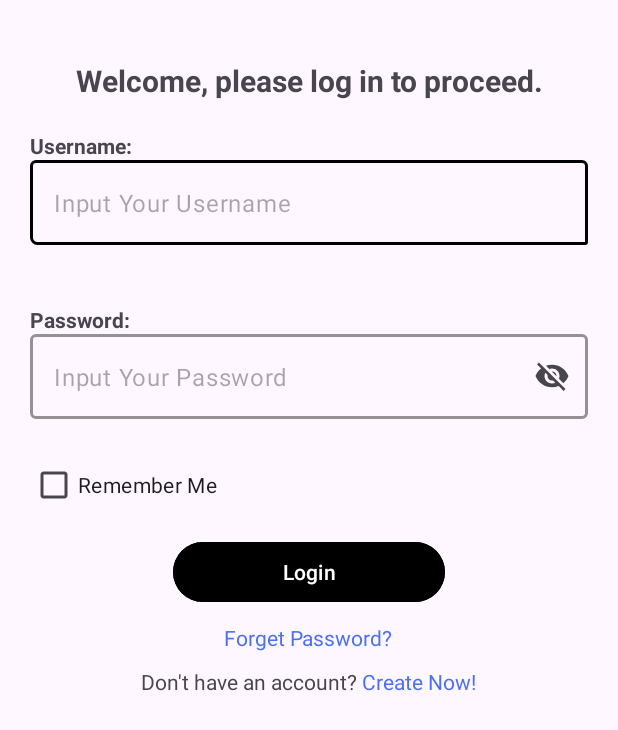
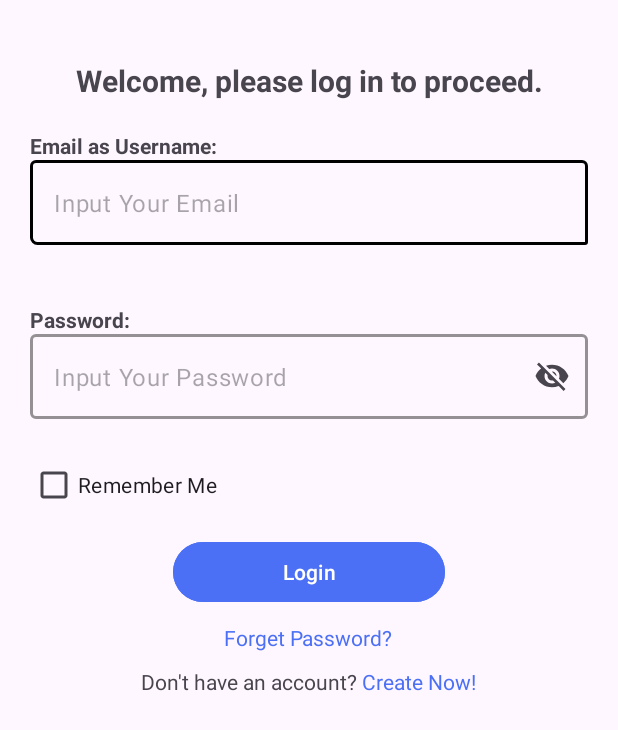
Before and after one commit to NajahKarimahMuklis/PB-NajahKarimahMuklis, an Android app: the screen it shows after launch (MainActivity), on a phone screen of 412 x 824 dp. Shown: the top 730 px of the screen. Run offline under Robolectric (Android 15) with nearby library versions, the phone set to English and light mode, and no system bars; our stand-ins replace Firebase (no records; nobody signed in at launch, a user with empty details on screens opened directly).

Commit message:
second commit

```diff
--- a/app/build.gradle.kts
+++ b/app/build.gradle.kts
@@ -43,6 +43,7 @@ dependencies {
     implementation(libs.credentials.play.services.auth)
     implementation(libs.googleid)
     implementation(libs.firebase.database)
+    implementation(libs.recyclerview)
 
     testImplementation(libs.junit)
     androidTestImplementation(libs.ext.junit)
--- a/app/src/main/res/layout/activity_main.xml
+++ b/app/src/main/res/layout/activity_main.xml
@@ -32,7 +32,7 @@
         <TextView
             android:layout_width="wrap_content"
             android:layout_height="match_parent"
-            android:text="Username:"
+            android:text="Email as Username:"
             android:textStyle="bold"/>
 
 
@@ -50,7 +50,7 @@
                 android:layout_width="match_parent"
                 android:layout_height="wrap_content"
                 android:id="@+id/username"
-                android:hint="Input Your Username"
+                android:hint="Input Your Email"
                 android:inputType="text"/>
 
 
@@ -105,7 +105,7 @@
         android:layout_height="wrap_content"
         android:layout_gravity="center"
         android:layout_margin="10dp"
-        android:backgroundTint="@color/black"
+        android:backgroundTint="#4b70f5"
         android:text="Login" />
 
     <TextView
--- a/app/src/main/res/layout/activity_main2.xml
+++ b/app/src/main/res/layout/activity_main2.xml
@@ -157,7 +157,7 @@
             android:layout_height="wrap_content"
             android:layout_gravity="center"
             android:layout_margin="10dp"
-            android:backgroundTint="@color/black"
+            android:backgroundTint="#4b70f5"
             android:text="Sign Up"
         />
 
--- a/gradle/libs.versions.toml
+++ b/gradle/libs.versions.toml
@@ -13,6 +13,7 @@ credentials = "1.5.0-rc01"
 credentialsPlayServicesAuth = "1.3.0"
 googleid = "1.1.1"
 firebaseDatabase = "21.0.0"
+recyclerview = "1.3.2"
 androidGradle = "7.2.1"
 googleServices = "4.3.10"
 
@@ -29,6 +30,7 @@ credentials = { group = "androidx.credentials", name = "credentials", version.re
 credentials-play-services-auth = { group = "androidx.credentials", name = "credentials-play-services-auth", version.ref = "credentialsPlayServicesAuth" }
 googleid = { group = "com.google.android.libraries.identity.googleid", name = "googleid", version.ref = "googleid" }
 firebase-database = { group = "com.google.firebase", name = "firebase-database", version.ref = "firebaseDatabase" }
+recyclerview = { module = "androidx.recyclerview:recyclerview", version.ref = "recyclerview" }
 
 [plugins]
 android-application = { id = "com.android.application", version.ref = "agp" }
```
Also changed, not shown: app/src/main/java/com/example/pb_nkm3/CreateAccount.java (+15 -18 lines), app/src/main/java/com/example/pb_nkm3/Moduls/UserAdapter.java (added, +52 -0 lines), app/src/main/java/com/example/pb_nkm3/ProfileActivity.java (line endings or trailing spaces), 1 other file.
